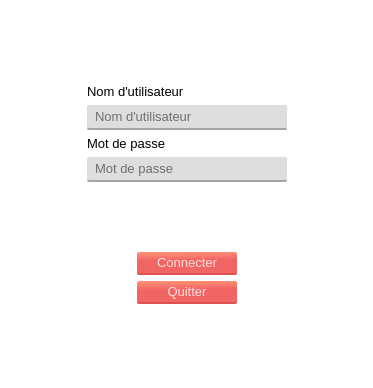
Mehdi-SK/Cosider-TP-App, file interfaces/authentification.ui: the form before one commit.
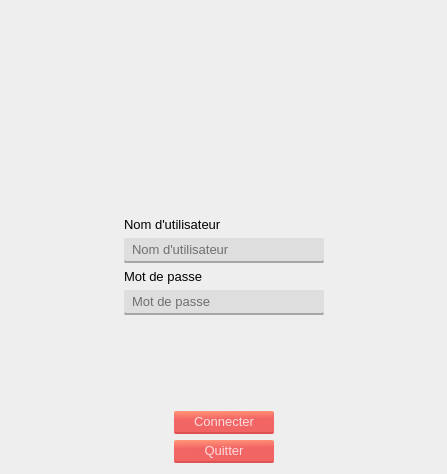
The form after the commit. Icons and pictures are not drawn.

```diff
--- a/interfaces/authentification.ui
+++ b/interfaces/authentification.ui
@@ -9,8 +9,8 @@
    <rect>
     <x>0</x>
     <y>0</y>
-    <width>373</width>
-    <height>388</height>
+    <width>447</width>
+    <height>474</height>
    </rect>
   </property>
   <property name="windowTitle">
@@ -19,7 +19,7 @@
   <property name="styleSheet">
    <string notr="true">*{
 	font: 10pt;
-	background-color:white;
+	background-color:#eeeeee;
 }
 .QPushButton{
 	border-radius: 2;
@@ -47,33 +47,7 @@
 </string>
   </property>
   <layout class="QGridLayout" name="gridLayout">
-   <item row="1" column="0">
-    <spacer name="horizontalSpacer">
-     <property name="orientation">
-      <enum>Qt::Horizontal</enum>
-     </property>
-     <property name="sizeHint" stdset="0">
-      <size>
-       <width>40</width>
-       <height>20</height>
-      </size>
-     </property>
-    </spacer>
-   </item>
-   <item row="0" column="1">
-    <spacer name="verticalSpacer_2">
-     <property name="orientation">
-      <enum>Qt::Vertical</enum>
-     </property>
-     <property name="sizeHint" stdset="0">
-      <size>
-       <width>20</width>
-       <height>40</height>
-      </size>
-     </property>
-    </spacer>
-   </item>
-   <item row="1" column="1">
+   <item row="2" column="2">
     <layout class="QVBoxLayout" name="verticalLayout_2">
      <item>
       <layout class="QVBoxLayout" name="verticalLayout">
@@ -159,22 +133,9 @@
          </property>
         </widget>
        </item>
-       <item>
-        <spacer name="verticalSpacer">
-         <property name="orientation">
-          <enum>Qt::Vertical</enum>
-         </property>
-         <property name="sizeHint" stdset="0">
-          <size>
-           <width>20</width>
-           <height>40</height>
-          </size>
-         </property>
-        </spacer>
-       </item>
       </layout>
      </item>
-     <item alignment="Qt::AlignHCenter|Qt::AlignVCenter">
+     <item alignment="Qt::AlignHCenter|Qt::AlignBottom">
       <widget class="QPushButton" name="connect_button">
        <property name="minimumSize">
         <size>
@@ -232,7 +193,42 @@
      </item>
     </layout>
    </item>
-   <item row="1" column="2">
+   <item row="0" column="2">
+    <widget class="QLabel" name="img">
+     <property name="maximumSize">
+      <size>
+       <width>16777215</width>
+       <height>200</height>
+      </size>
+     </property>
+     <property name="styleSheet">
+      <string notr="true"/>
+     </property>
+     <property name="text">
+      <string/>
+     </property>
+     <property name="pixmap">
+      <pixmap>icon.png</pixmap>
+     </property>
+     <property name="scaledContents">
+      <bool>false</bool>
+     </property>
+    </widget>
+   </item>
+   <item row="2" column="0">
+    <spacer name="horizontalSpacer">
+     <property name="orientation">
+      <enum>Qt::Horizontal</enum>
+     </property>
+     <property name="sizeHint" stdset="0">
+      <size>
+       <width>40</width>
+       <height>20</height>
+      </size>
+     </property>
+    </spacer>
+   </item>
+   <item row="2" column="3">
     <spacer name="horizontalSpacer_2">
      <property name="orientation">
       <enum>Qt::Horizontal</enum>
@@ -245,19 +241,6 @@
      </property>
     </spacer>
    </item>
-   <item row="2" column="1">
-    <spacer name="verticalSpacer_3">
-     <property name="orientation">
-      <enum>Qt::Vertical</enum>
-     </property>
-     <property name="sizeHint" stdset="0">
-      <size>
-       <width>20</width>
-       <height>40</height>
-      </size>
-     </property>
-    </spacer>
-   </item>
   </layout>
  </widget>
  <resources>
```
Left out of the diff: 6 changed lines with no effect on the pictures.
